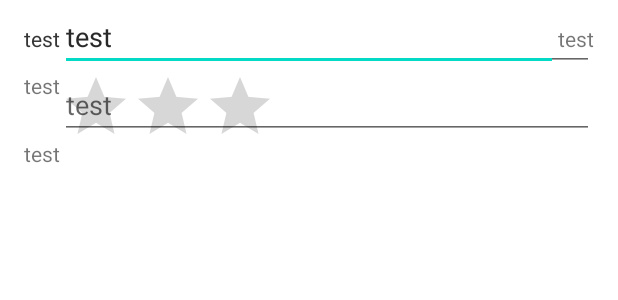
After one commit to B3njaminV/kotlin-tsf-app, an Android app: the layout fragment_data.xml on its own in the app's theme, with its tools: preview values and no code run, on a phone screen of 412 x 824 dp. The commit adds this screen. Shown: the top 300 px of the screen. Run offline under Robolectric (Android 15) with nearby library versions, the phone set to English and light mode, and no system bars.

Commit message:
Avance api + masterdetail + fragment

```diff
--- a/app/src/main/AndroidManifest.xml
+++ b/app/src/main/AndroidManifest.xml
@@ -20,7 +20,7 @@
                 android:value="" />
         </activity>
         <activity
-            android:name=".ui.TSFActivity"
+            android:name=".ui.DataActivity"
             android:exported="true">
             <meta-data
                 android:name="android.app.lib_name"
--- a/app/src/main/java/fr/iut/tsf/fragments/fragment_master.kt
+++ b/app/src/main/java/fr/iut/tsf/fragments/DataListFragment.kt
@@ -2,5 +2,5 @@ package fr.iut.tsf.fragments
 
 import androidx.fragment.app.Fragment
 
-class fragment_master : Fragment() {
+class DataListFragment : Fragment() {
 }
--- a/app/src/main/java/fr/iut/tsf/ui/TSFActivity.kt
+++ b/app/src/main/java/fr/iut/tsf/ui/DataActivity.kt
@@ -4,7 +4,7 @@ import androidx.appcompat.app.AppCompatActivity
 import android.os.Bundle
 import fr.iut.tsf.R
 
-class TSFActivity : AppCompatActivity() {
+class DataActivity : AppCompatActivity() {
     override fun onCreate(savedInstanceState: Bundle?) {
         super.onCreate(savedInstanceState)
         setContentView(R.layout.activity_tsfactivity)
--- /dev/null
+++ b/app/src/main/java/fr/iut/tsf/ui/DataListActivity.java
@@ -0,0 +1,4 @@
+package fr.iut.tsf.ui;
+
+public class DataListActivity {
+}
--- a/app/src/main/res/layout/activity_tsfactivity.xml
+++ b/app/src/main/res/layout/activity_tsfactivity.xml
@@ -4,7 +4,7 @@
     xmlns:tools="http://schemas.android.com/tools"
     android:layout_width="match_parent"
     android:layout_height="match_parent"
-    tools:context="fr.iut.tsf.ui.TSFActivity">
+    tools:context="fr.iut.tsf.ui.DataActivity">
 
     <FrameLayout
         android:id="@+id/id_fragment"
--- /dev/null
+++ b/app/src/main/res/layout/fragment_data.xml
@@ -0,0 +1,108 @@
+<?xml version="1.0" encoding="utf-8"?>
+<ScrollView xmlns:android="http://schemas.android.com/apk/res/android"
+    xmlns:tools="http://schemas.android.com/tools"
+    xmlns:app="http://schemas.android.com/apk/res-auto"
+    android:layout_width="match_parent"
+    android:layout_height="match_parent"
+    tools:context=".ui.DataActivity">
+
+    <androidx.constraintlayout.widget.ConstraintLayout
+        android:layout_width="match_parent"
+        android:layout_height="wrap_content"
+        android:padding="@dimen/activity_margin"
+        tools:context=".ui.activity.DogActivity">
+
+        <androidx.constraintlayout.widget.Barrier
+            android:id="@+id/barrier"
+            android:layout_width="wrap_content"
+            android:layout_height="wrap_content"
+            app:barrierDirection="right"
+            app:constraint_referenced_ids="text_overview,text_gender,text_measurement,text_aggressiveness"
+            tools:layout_editor_absoluteX="40dp"
+            tools:layout_editor_absoluteY="16dp" />
+
+        <TextView
+            android:id="@+id/text_overview"
+            android:layout_width="wrap_content"
+            android:layout_height="wrap_content"
+            android:text="test"
+            app:layout_constraintStart_toStartOf="parent"
+            app:layout_constraintTop_toTopOf="parent" />
+
+        <EditText
+            android:id="@+id/edit_dog_name"
+            android:layout_width="0dp"
+            android:layout_height="wrap_content"
+            android:hint="test"
+            android:importantForAutofill="no"
+            android:inputType="textCapWords"
+            app:layout_constraintBaseline_toBaselineOf="@+id/text_overview"
+            app:layout_constraintEnd_toEndOf="parent"
+            app:layout_constraintStart_toEndOf="@id/barrier" />
+
+        <EditText
+            android:id="@+id/edit_dog_breed"
+            android:layout_width="0dp"
+            android:layout_height="wrap_content"
+            android:hint="test"
+            android:importantForAutofill="no"
+            android:inputType="textCapWords"
+            app:layout_constraintEnd_toEndOf="parent"
+            app:layout_constraintStart_toEndOf="@id/barrier"
+            app:layout_constraintTop_toBottomOf="@+id/edit_dog_name" />
+
+        <TextView
+            android:id="@+id/text_gender"
+            android:layout_width="wrap_content"
+            android:layout_height="wrap_content"
+            android:text="test"
+            app:layout_constraintStart_toStartOf="parent"
+            app:layout_constraintTop_toBottomOf="@+id/edit_dog_breed" />
+
+        <TextView
+            android:id="@+id/text_measurement"
+            android:layout_width="wrap_content"
+            android:layout_height="wrap_content"
+            android:text="test"
+            app:layout_constraintStart_toStartOf="parent" />
+
+        <EditText
+            android:id="@+id/edit_dog_weight"
+            android:layout_width="0dp"
+            android:layout_height="wrap_content"
+            android:hint="test"
+            android:importantForAutofill="no"
+            android:inputType="numberDecimal"
+            app:layout_constraintBaseline_toBaselineOf="@+id/text_measurement"
+            app:layout_constraintEnd_toStartOf="@id/label_weight_unit"
+            app:layout_constraintStart_toEndOf="@id/barrier" />
+
+        <TextView
+            android:id="@+id/label_weight_unit"
+            android:layout_width="wrap_content"
+            android:layout_height="wrap_content"
+            android:text="test"
+            app:layout_constraintBaseline_toBaselineOf="@+id/text_measurement"
+            app:layout_constraintEnd_toEndOf="parent"
+            app:layout_constraintStart_toEndOf="@id/edit_dog_weight" />
+
+        <TextView
+            android:id="@+id/text_aggressiveness"
+            android:layout_width="wrap_content"
+            android:layout_height="wrap_content"
+            android:text="test"
+            app:layout_constraintStart_toStartOf="parent"
+            app:layout_constraintTop_toBottomOf="@+id/edit_dog_weight" />
+
+        <RatingBar
+            android:id="@+id/ratingbar"
+            android:layout_width="wrap_content"
+            android:layout_height="wrap_content"
+            android:numStars="3"
+            android:stepSize="1"
+            app:layout_constraintStart_toEndOf="@id/barrier"
+            app:layout_constraintTop_toTopOf="@+id/text_aggressiveness" />
+
+    </androidx.constraintlayout.widget.ConstraintLayout>
+
+</ScrollView>
--- a/app/src/main/res/layout/toolbar.xml
+++ b/app/src/main/res/layout/toolbar.xml
@@ -6,7 +6,7 @@
     android:layout_width="match_parent"
     android:layout_height="match_parent"
     android:orientation="vertical"
-    tools:context=".ui.TSFActivity">
+    tools:context=".ui.DataActivity">
 
     <androidx.appcompat.widget.Toolbar
         android:id="@+id/toolbar_activity"
```
Also changed, not shown: app/src/main/java/fr/iut/tsf/api/TSFManager.kt (added, +25 -0 lines), app/src/main/java/fr/iut/tsf/api/TSFServices.kt (added, +12 -0 lines), app/src/main/java/fr/iut/tsf/fragments/DataFragment.kt (added, +8 -0 lines), app/src/main/res/layout/fragment_list.xml (renamed from app/src/main/res/layout/fragment_master.xml, +1 -18 lines), app/src/main/res/values/dimens.xml (added, +9 -0 lines).
